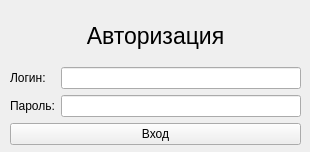
Before: the Qt Designer form LoginForm.ui in sofia-on-air/librarian, drawn with Qt 5.
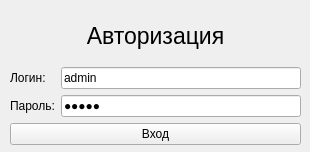
After: the same form once the commit is applied.

The edit to the form file:
```diff
--- a/LoginForm.ui
+++ b/LoginForm.ui
@@ -10,6 +10,18 @@
     <height>152</height>
    </rect>
   </property>
+  <property name="minimumSize">
+   <size>
+    <width>310</width>
+    <height>152</height>
+   </size>
+  </property>
+  <property name="maximumSize">
+   <size>
+    <width>310</width>
+    <height>152</height>
+   </size>
+  </property>
   <property name="windowTitle">
    <string>Библиотекарь</string>
   </property>
@@ -48,7 +60,11 @@
        </widget>
       </item>
       <item row="0" column="1">
-       <widget class="QLineEdit" name="loginEdit"/>
+       <widget class="QLineEdit" name="loginEdit">
+        <property name="text">
+         <string>admin</string>
+        </property>
+       </widget>
       </item>
       <item row="1" column="0">
        <widget class="QLabel" name="passwordLabel">
@@ -59,6 +75,9 @@
       </item>
       <item row="1" column="1">
        <widget class="QLineEdit" name="passwordEdit">
+        <property name="text">
+         <string>admin</string>
+        </property>
         <property name="echoMode">
          <enum>QLineEdit::Password</enum>
         </property>
```
